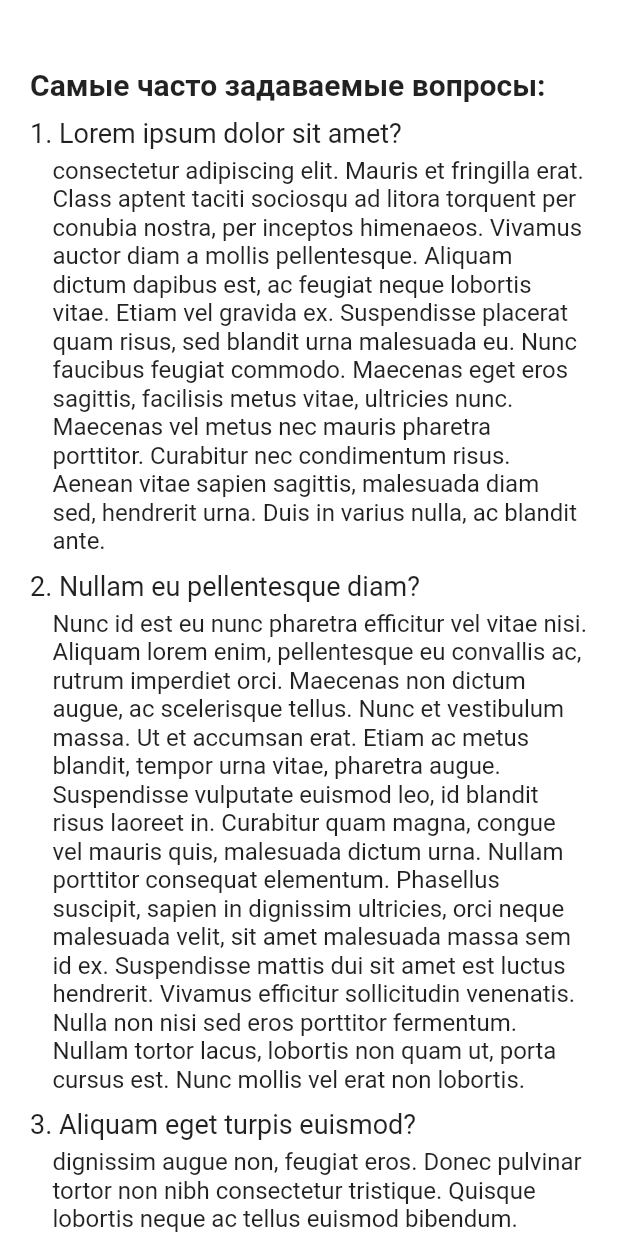
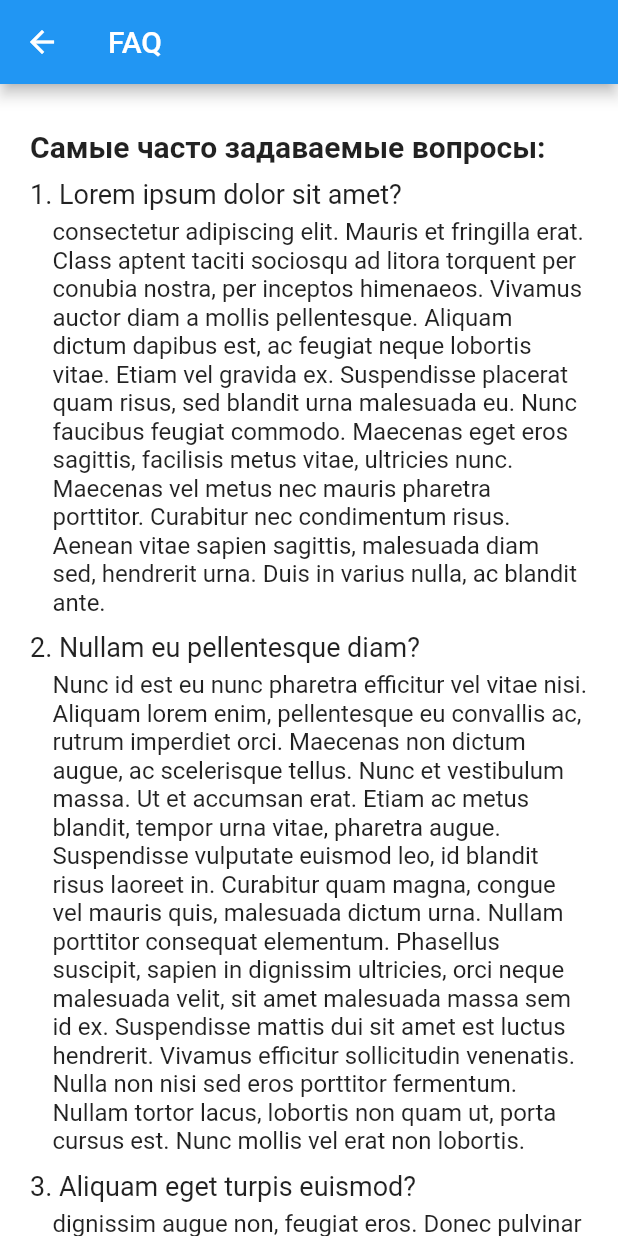
Before and after one commit to AkaiKato/mobile_Project, a Flutter app: the FAQ screen opened directly, on a phone screen of 412 x 824 dp. Run offline on Flutter 3.47's test engine with Material 2 defaults, Android fonts, the phone set to English and light mode, and no system bars.

Commit message:
improve faq

```diff
--- /dev/null
+++ b/lib/components/faq_question.dart
@@ -0,0 +1,35 @@
+import 'package:flutter/material.dart';
+import 'package:mobile_project/components/faq_textfield.dart';
+
+class FAQQuest extends StatelessWidget {
+  final String headerText;
+  final String bodyText;
+
+  const FAQQuest({
+    super.key,
+    required this.headerText,
+    required this.bodyText,
+  });
+
+  @override
+  Widget build(BuildContext context) {
+    return Column(crossAxisAlignment: CrossAxisAlignment.start, children: [
+      FAQTextfiled(
+        text: headerText,
+        weight: FontWeight.normal,
+        fontSize: 18,
+      ),
+      const SizedBox(
+        height: 5,
+      ),
+      Padding(
+        padding: const EdgeInsets.only(left: 15),
+        child: FAQTextfiled(
+          text: bodyText,
+          weight: FontWeight.normal,
+          fontSize: 16,
+        ),
+      ),
+    ]);
+  }
+}
--- a/lib/main.dart
+++ b/lib/main.dart
@@ -1,5 +1,4 @@
 import 'package:flutter/material.dart';
-import 'package:mobile_project/pages/FAQ_page.dart';
 import 'package:mobile_project/pages/login_page.dart';
 
 void main() {
--- a/lib/pages/FAQ_page.dart
+++ b/lib/pages/FAQ_page.dart
@@ -1,14 +1,23 @@
 import 'package:flutter/material.dart';
+import 'package:mobile_project/components/faq_question.dart';
 import 'package:mobile_project/components/faq_textfield.dart';
 
-class FAQ extends StatelessWidget {
+class FAQ extends StatefulWidget {
   const FAQ({super.key});
 
   @override
+  State<FAQ> createState() => _FAQState();
+}
+
+class _FAQState extends State<FAQ> {
+  @override
   Widget build(BuildContext context) {
-    return const Scaffold(
+    return Scaffold(
+      appBar: AppBar(
+        title: const Text('FAQ'),
+      ),
       backgroundColor: Colors.white,
-      body: SingleChildScrollView(
+      body: const SingleChildScrollView(
         child: Padding(
           padding: EdgeInsets.all(20),
           child: Column(
@@ -16,7 +25,7 @@ class FAQ extends StatelessWidget {
             crossAxisAlignment: CrossAxisAlignment.start,
             children: [
               SizedBox(
-                height: 25,
+                height: 10,
               ),
               FAQTextfiled(
                   text: "Самые часто задаваемые вопросы:",
@@ -25,62 +34,26 @@ class FAQ extends StatelessWidget {
               SizedBox(
                 height: 10,
               ),
-              FAQTextfiled(
-                text: "1. Lorem ipsum dolor sit amet?",
-                weight: FontWeight.normal,
-                fontSize: 18,
-              ),
-              SizedBox(
-                height: 5,
-              ),
-              Padding(
-                padding: EdgeInsets.only(left: 15),
-                child: FAQTextfiled(
-                  text:
-                      "consectetur adipiscing elit. Mauris et fringilla erat. Class aptent taciti sociosqu ad litora torquent per conubia nostra, per inceptos himenaeos. Vivamus auctor diam a mollis pellentesque. Aliquam dictum dapibus est, ac feugiat neque lobortis vitae. Etiam vel gravida ex. Suspendisse placerat quam risus, sed blandit urna malesuada eu. Nunc faucibus feugiat commodo. Maecenas eget eros sagittis, facilisis metus vitae, ultricies nunc. Maecenas vel metus nec mauris pharetra porttitor. Curabitur nec condimentum risus. Aenean vitae sapien sagittis, malesuada diam sed, hendrerit urna. Duis in varius nulla, ac blandit ante.",
-                  weight: FontWeight.normal,
-                  fontSize: 16,
-                ),
+              FAQQuest(
+                headerText: "1. Lorem ipsum dolor sit amet?",
+                bodyText:
+                    "consectetur adipiscing elit. Mauris et fringilla erat. Class aptent taciti sociosqu ad litora torquent per conubia nostra, per inceptos himenaeos. Vivamus auctor diam a mollis pellentesque. Aliquam dictum dapibus est, ac feugiat neque lobortis vitae. Etiam vel gravida ex. Suspendisse placerat quam risus, sed blandit urna malesuada eu. Nunc faucibus feugiat commodo. Maecenas eget eros sagittis, facilisis metus vitae, ultricies nunc. Maecenas vel metus nec mauris pharetra porttitor. Curabitur nec condimentum risus. Aenean vitae sapien sagittis, malesuada diam sed, hendrerit urna. Duis in varius nulla, ac blandit ante.",
               ),
               SizedBox(
                 height: 10,
               ),
-              FAQTextfiled(
-                text: "2. Nullam eu pellentesque diam?",
-                weight: FontWeight.normal,
-                fontSize: 18,
-              ),
-              SizedBox(
-                height: 5,
-              ),
-              Padding(
-                padding: EdgeInsets.only(left: 15),
-                child: FAQTextfiled(
-                  text:
-                      "Nunc id est eu nunc pharetra efficitur vel vitae nisi. Aliquam lorem enim, pellentesque eu convallis ac, rutrum imperdiet orci. Maecenas non dictum augue, ac scelerisque tellus. Nunc et vestibulum massa. Ut et accumsan erat. Etiam ac metus blandit, tempor urna vitae, pharetra augue. Suspendisse vulputate euismod leo, id blandit risus laoreet in. Curabitur quam magna, congue vel mauris quis, malesuada dictum urna. Nullam porttitor consequat elementum. Phasellus suscipit, sapien in dignissim ultricies, orci neque malesuada velit, sit amet malesuada massa sem id ex. Suspendisse mattis dui sit amet est luctus hendrerit. Vivamus efficitur sollicitudin venenatis. Nulla non nisi sed eros porttitor fermentum. Nullam tortor lacus, lobortis non quam ut, porta cursus est. Nunc mollis vel erat non lobortis.",
-                  weight: FontWeight.normal,
-                  fontSize: 16,
-                ),
+              FAQQuest(
+                headerText: "2. Nullam eu pellentesque diam?",
+                bodyText:
+                    "Nunc id est eu nunc pharetra efficitur vel vitae nisi. Aliquam lorem enim, pellentesque eu convallis ac, rutrum imperdiet orci. Maecenas non dictum augue, ac scelerisque tellus. Nunc et vestibulum massa. Ut et accumsan erat. Etiam ac metus blandit, tempor urna vitae, pharetra augue. Suspendisse vulputate euismod leo, id blandit risus laoreet in. Curabitur quam magna, congue vel mauris quis, malesuada dictum urna. Nullam porttitor consequat elementum. Phasellus suscipit, sapien in dignissim ultricies, orci neque malesuada velit, sit amet malesuada massa sem id ex. Suspendisse mattis dui sit amet est luctus hendrerit. Vivamus efficitur sollicitudin venenatis. Nulla non nisi sed eros porttitor fermentum. Nullam tortor lacus, lobortis non quam ut, porta cursus est. Nunc mollis vel erat non lobortis.",
               ),
               SizedBox(
                 height: 10,
               ),
-              FAQTextfiled(
-                text: "3. Aliquam eget turpis euismod?",
-                weight: FontWeight.normal,
-                fontSize: 18,
-              ),
-              SizedBox(
-                height: 5,
-              ),
-              Padding(
-                padding: EdgeInsets.only(left: 15),
-                child: FAQTextfiled(
-                  text:
-                      "dignissim augue non, feugiat eros. Donec pulvinar tortor non nibh consectetur tristique. Quisque lobortis neque ac tellus euismod bibendum. Aliquam vel leo vitae sem euismod hendrerit. Sed interdum tellus rutrum nunc dignissim, vel sodales elit elementum. Maecenas mauris turpis, tincidunt et nibh vitae, pulvinar suscipit odio. Pellentesque sodales lectus a mauris commodo egestas. In consequat, risus eget ullamcorper lacinia, tellus odio tincidunt mauris, vel malesuada ex risus tincidunt lorem. Quisque ultricies est dapibus, sollicitudin erat quis, lacinia lectus. Duis quis sapien sed lacus ullamcorper tempus. Sed viverra erat sit amet felis gravida, ac egestas ex bibendum. Nunc volutpat commodo sollicitudin. Praesent orci velit, vestibulum ac dolor et, facilisis sagittis ex. Vivamus consectetur non augue at commodo. Pellentesque at sagittis lectus.",
-                  weight: FontWeight.normal,
-                  fontSize: 16,
-                ),
+              FAQQuest(
+                headerText: "3. Aliquam eget turpis euismod?",
+                bodyText:
+                    "dignissim augue non, feugiat eros. Donec pulvinar tortor non nibh consectetur tristique. Quisque lobortis neque ac tellus euismod bibendum. Aliquam vel leo vitae sem euismod hendrerit. Sed interdum tellus rutrum nunc dignissim, vel sodales elit elementum. Maecenas mauris turpis, tincidunt et nibh vitae, pulvinar suscipit odio. Pellentesque sodales lectus a mauris commodo egestas. In consequat, risus eget ullamcorper lacinia, tellus odio tincidunt mauris, vel malesuada ex risus tincidunt lorem. Quisque ultricies est dapibus, sollicitudin erat quis, lacinia lectus. Duis quis sapien sed lacus ullamcorper tempus. Sed viverra erat sit amet felis gravida, ac egestas ex bibendum. Nunc volutpat commodo sollicitudin. Praesent orci velit, vestibulum ac dolor et, facilisis sagittis ex. Vivamus consectetur non augue at commodo. Pellentesque at sagittis lectus.",
               ),
             ],
           ),
--- a/lib/pages/login_page.dart
+++ b/lib/pages/login_page.dart
@@ -70,7 +70,12 @@ class LoginPage extends StatelessWidget {
                 children: [
                   GestureDetector(
                     onTap: () {
-                      const FAQ();
+                      Navigator.push(
+                        context,
+                        MaterialPageRoute(
+                          builder: (context) => const FAQ(),
+                        ),
+                      );
                     },
                     child: const Text(
                       "Часто задаваемые вопросы",
```
